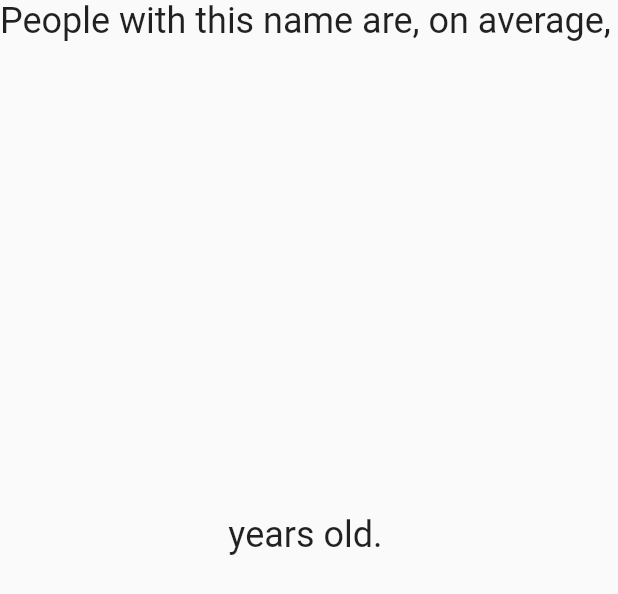
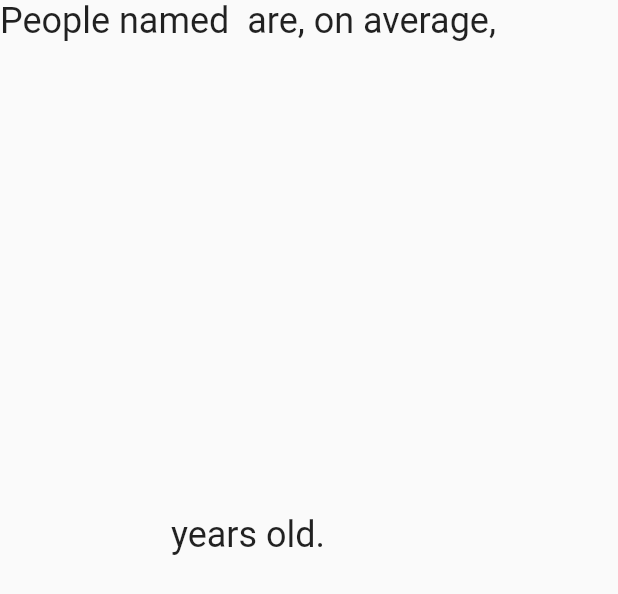
Before and after one commit to arndthassel/namealytics, a Flutter app: the AnalysisSuccess widget shown alone on an empty page, opened directly with empty values, on a phone screen of 412 x 824 dp. Shown: the top 594 px of the screen. Run offline on Flutter 3.47's test engine with Material 2 defaults, Android fonts, the phone set to English and light mode, and no system bars; our stand-ins replace bloc, flutter_bloc, freezed_annotation.

```diff
--- a/lib/screen/output_widget/analysis_success.dart
+++ b/lib/screen/output_widget/analysis_success.dart
@@ -9,12 +9,11 @@ class AnalysisSuccess extends StatelessWidget {
     final theme = Theme.of(context);
     return Container(
       height: MediaQuery.of(context).size.height * 0.45,
-
       child: Column(
         mainAxisAlignment: MainAxisAlignment.spaceBetween,
         children: [
           Text(
-            'People with this name are, on average,',
+            'People named ${analysis.name.toUpperCase()} are, on average,',
             style: theme.textTheme.headlineSmall,
             textAlign: TextAlign.center,
           ),
```
Also changed, not shown: lib/feature/bloc/get_age_bloc.dart (+18 -3 lines).
